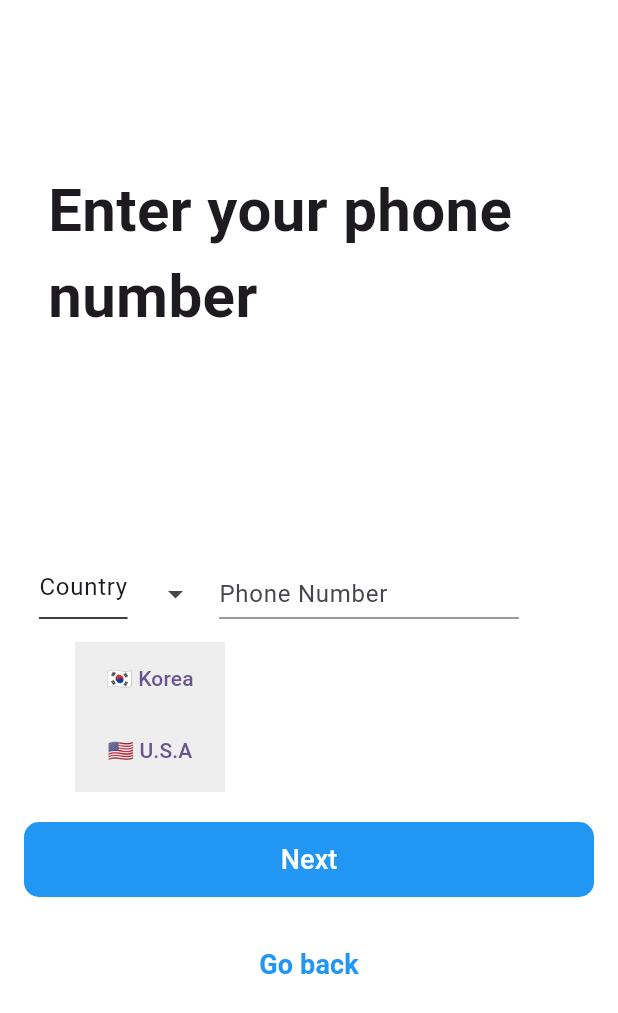
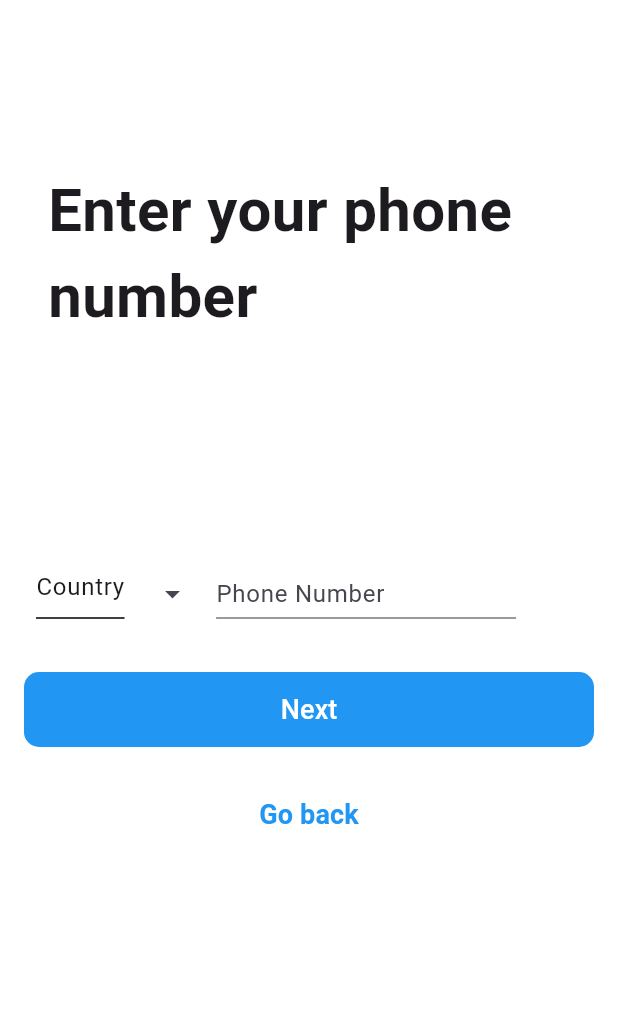
Before and after one commit to alimi-pro-2/alimpeople-mobile-parents, a Flutter app: the screen it shows after launch, after a tap on the "arrow drop down" icon, after a tap on "🇰🇷 Korea", on a phone screen of 412 x 824 dp. Shown: the top 1013 px of the screen. Run offline on Flutter 3.47's test engine with Material 3 defaults, Android fonts, the phone set to English and light mode, and no system bars; our stand-ins replace go_router.

Commit message:
fix: up, drop 화살표로 확실하게 표시

```diff
--- a/lib/present/authentication_screen/authentication_screen.dart
+++ b/lib/present/authentication_screen/authentication_screen.dart
@@ -9,8 +9,10 @@ class AuthenticationScreen extends StatefulWidget {
 
 class _AuthenticationScreenState extends State<AuthenticationScreen> {
   bool _showList = false;
+  String _selectedCountry = ''; // 선택된 국가
 
   List<String> items = ['🇰🇷 Korea', '🇺🇸 U.S.A', '🇯🇵 Japan'];
+  List<String> countryCodes = ['+82', '+1', '+81']; // 국가 코드 목록
 
   @override
   Widget build(BuildContext context) {
@@ -35,7 +37,7 @@ class _AuthenticationScreenState extends State<AuthenticationScreen> {
             Align(
               alignment: Alignment.centerLeft,
               child: Padding(
-                padding: const EdgeInsets.only(left: 10),
+                padding: const EdgeInsets.only(left: 8),
                 child: ListTile(
                   title: Row(
                     children: [
@@ -49,10 +51,11 @@ class _AuthenticationScreenState extends State<AuthenticationScreen> {
                             ),
                           ),
                         ),
-                          child: Text('Country')),
-                      SizedBox(width: 8), // 아이콘과 텍스트 사이 간격 조절
+                        child: Text('Country'),
+                      ),
+                      SizedBox(width: 8),
                       IconButton(
-                        icon: Icon(Icons.arrow_drop_down),
+                        icon: _showList ? Icon(Icons.arrow_drop_up) : Icon(Icons.arrow_drop_down),
                         onPressed: () {
                           setState(() {
                             _showList = !_showList;
@@ -64,7 +67,10 @@ class _AuthenticationScreenState extends State<AuthenticationScreen> {
                         width: 200,
                         height: 33,
                         child: TextField(
-                          decoration: InputDecoration(hintText: 'Phone Number'),
+                          decoration: InputDecoration(
+                            hintText: 'Phone Number',
+                            suffixText: _selectedCountry,
+                          ),
                         ),
                       ),
                     ],
@@ -82,11 +88,14 @@ class _AuthenticationScreenState extends State<AuthenticationScreen> {
                     height: 100,
                     color: Colors.grey[200],
                     child: ListView.builder(
-                    itemCount: 3,
+                      itemCount: items.length,
                       itemBuilder: (context, index) {
                         return TextButton(
                           onPressed: () {
-                          // 각 항목을 눌렀을 때 수행해야 하는 작업 추가
+                            setState(() {
+                              _selectedCountry = countryCodes[index];
+                              _showList = false;
+                            });
                           },
                           child: Text(items[index]),
                         );
@@ -99,9 +108,7 @@ class _AuthenticationScreenState extends State<AuthenticationScreen> {
             Column(
               children: [
                 TextButton(
-                    onPressed: () {
-
-                  },
+                  onPressed: () {},
                   style: ButtonStyle(
                     minimumSize: MaterialStateProperty.all(Size(380, 50)),
                     backgroundColor: MaterialStateProperty.all<Color>(Colors.blue),
@@ -111,25 +118,30 @@ class _AuthenticationScreenState extends State<AuthenticationScreen> {
                       ),
                     ),
                   ),
-                    child: Text('Next',style: TextStyle(color: Colors.white,fontSize: 18, ))),
-
-                SizedBox(height: 20,),
+                  child: Text(
+                    'Next',
+                    style: TextStyle(color: Colors.white, fontSize: 18),
+                  ),
+                ),
+                SizedBox(height: 20),
                 TextButton(
-                    onPressed: () {
-
-                    },
+                  onPressed: () {},
                   style: ButtonStyle(
                     minimumSize: MaterialStateProperty.all(Size(380, 50)),
                     backgroundColor: MaterialStateProperty.all<Color>(Colors.white),
                     shape: MaterialStateProperty.all<OutlinedBorder>(
                       RoundedRectangleBorder(
                         borderRadius: BorderRadius.circular(10),
-                            )
-                        )
                       ),
-                    child: Text('Go back',style: TextStyle(color: Colors.blue,fontSize: 18, fontWeight: FontWeight.bold ))),
+                    ),
+                  ),
+                  child: Text(
+                    'Go back',
+                    style: TextStyle(color: Colors.blue, fontSize: 18, fontWeight: FontWeight.bold),
+                  ),
+                ),
               ],
-            )
+            ),
           ],
         ),
       ),
```
Also changed, not shown: 1 other file. Lines whose indentation alone changed are shown as unchanged.
